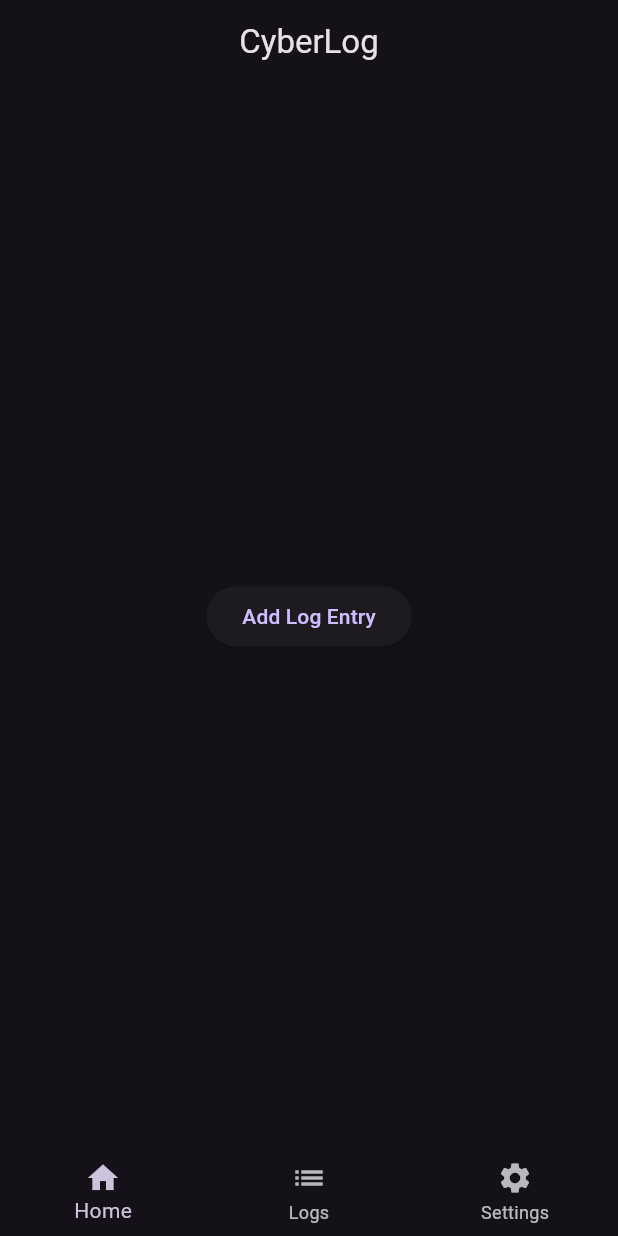
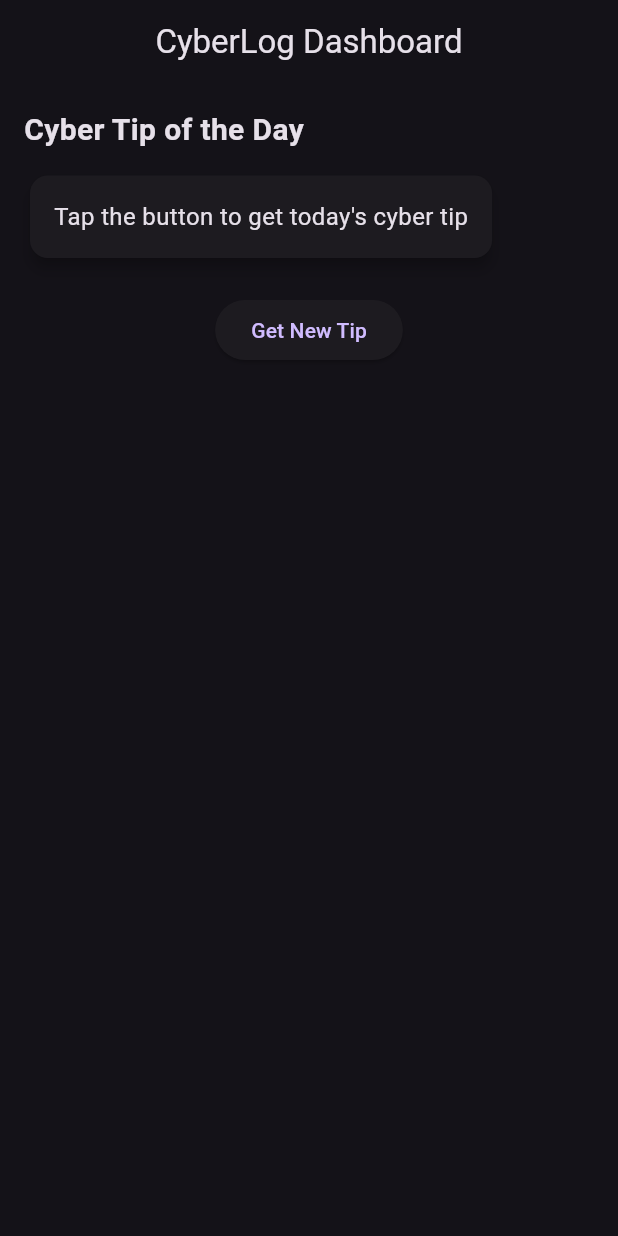
Before and after one commit to tejas1376/cyberlog, a Flutter app: the screen it shows after launch, on a phone screen of 412 x 824 dp. Run offline on Flutter 3.47's test engine with Material 3 defaults, Android fonts, the phone set to English and light mode, and no system bars.

Commit message:
Added CyberTip of the Day

```diff
--- a/lib/main.dart
+++ b/lib/main.dart
@@ -1,159 +1,87 @@
+import 'dart:convert';
 import 'package:flutter/material.dart';
-import 'package:provider/provider.dart';
+import 'package:http/http.dart' as http;
 
 void main() {
-  runApp(
-    MultiProvider(
-      providers: [
-        ChangeNotifierProvider(create: (_) => LogProvider()),
-        ChangeNotifierProvider(create: (_) => SettingsProvider()),
-      ],
-      child: const MyApp(),
-    ),
-  );
+  runApp(const CyberLogApp());
 }
 
-class LogProvider extends ChangeNotifier {
-  final List<String> logs = [
-    "App started",
-    "Initial security check done",
-  ];
-
-  void addLog(String log) {
-    logs.add(log);
-    notifyListeners();
-  }
-}
-
-class SettingsProvider extends ChangeNotifier {
-  bool notificationsEnabled = true;
-
-  void toggleNotifications() {
-    notificationsEnabled = !notificationsEnabled;
-    notifyListeners();
-  }
-}
-
-class MyApp extends StatelessWidget {
-  const MyApp({super.key});
+class CyberLogApp extends StatelessWidget {
+  const CyberLogApp({super.key});
 
   @override
   Widget build(BuildContext context) {
     return MaterialApp(
       debugShowCheckedModeBanner: false,
       theme: ThemeData.dark(),
-      home: const CyberLogApp(),
+      home: const HomeScreen(),
     );
   }
 }
 
-class CyberLogApp extends StatefulWidget {
-  const CyberLogApp({super.key});
+class HomeScreen extends StatefulWidget {
+  const HomeScreen({super.key});
 
   @override
-  State<CyberLogApp> createState() => _CyberLogAppState();
+  State<HomeScreen> createState() => _HomeScreenState();
 }
 
-class _CyberLogAppState extends State<CyberLogApp> {
-  int currentIndex = 0;
+class _HomeScreenState extends State<HomeScreen> {
+  String cyberTip = "Tap the button to get today's cyber tip";
 
-  final List<Widget> pages = const [
-    HomePage(),
-    LogsPage(),
-    SettingsPage(),
-  ];
+  Future<void> fetchCyberTip() async {
+    final response = await http.get(
+      Uri.parse("https://api.adviceslip.com/advice"),
+    );
+
+    if (response.statusCode == 200) {
+      final data = jsonDecode(response.body);
+      setState(() {
+        cyberTip = data['slip']['advice'];
+      });
+    }
+  }
 
   @override
   Widget build(BuildContext context) {
     return Scaffold(
       appBar: AppBar(
-        title: const Text("CyberLog"),
+        title: const Text("CyberLog Dashboard"),
         centerTitle: true,
       ),
-      body: pages[currentIndex],
-      bottomNavigationBar: BottomNavigationBar(
-        currentIndex: currentIndex,
-        onTap: (index) {
-          setState(() {
-            currentIndex = index;
-          });
-        },
-        items: const [
-          BottomNavigationBarItem(
-            icon: Icon(Icons.home),
-            label: "Home",
-          ),
-          BottomNavigationBarItem(
-            icon: Icon(Icons.list),
-            label: "Logs",
-          ),
-          BottomNavigationBarItem(
-            icon: Icon(Icons.settings),
-            label: "Settings",
-          ),
-        ],
+      body: Padding(
+        padding: const EdgeInsets.all(16),
+        child: Column(
+          crossAxisAlignment: CrossAxisAlignment.start,
+          children: [
+            const Text(
+              "Cyber Tip of the Day",
+              style: TextStyle(fontSize: 20, fontWeight: FontWeight.bold),
+            ),
+            const SizedBox(height: 12),
+            Card(
+              shape: RoundedRectangleBorder(
+                borderRadius: BorderRadius.circular(12),
+              ),
+              elevation: 4,
+              child: Padding(
+                padding: const EdgeInsets.all(16),
+                child: Text(
+                  cyberTip,
+                  style: const TextStyle(fontSize: 16),
+                ),
+              ),
+            ),
+            const SizedBox(height: 20),
+            Center(
+              child: ElevatedButton(
+                onPressed: fetchCyberTip,
+                child: const Text("Get New Tip"),
+              ),
+            ),
+          ],
+        ),
       ),
     );
   }
 }
-
-class HomePage extends StatelessWidget {
-  const HomePage({super.key});
-
-  @override
-  Widget build(BuildContext context) {
-    return Center(
-      child: ElevatedButton(
-        onPressed: () {
-          Provider.of<LogProvider>(context, listen: false)
-              .addLog("Manual scan triggered by user");
-        },
-        child: const Text("Add Log Entry"),
-      ),
-    );
-  }
-}
-
-class LogsPage extends StatelessWidget {
-  const LogsPage({super.key});
-
-  @override
-  Widget build(BuildContext context) {
-    final logs = Provider.of<LogProvider>(context).logs;
-
-    return ListView.builder(
-      padding: const EdgeInsets.all(16),
-      itemCount: logs.length,
-      itemBuilder: (context, index) {
-        return Card(
-          child: ListTile(
-            leading: const Icon(Icons.security),
-            title: Text(logs[index]),
-          ),
-        );
-      },
-    );
-  }
-}
-
-class SettingsPage extends StatelessWidget {
-  const SettingsPage({super.key});
-
-  @override
-  Widget build(BuildContext context) {
-    final settings = Provider.of<SettingsProvider>(context);
-
-    return ListView(
-      padding: const EdgeInsets.all(16),
-      children: [
-        SwitchListTile(
-          title: const Text("Enable Notifications"),
-          value: settings.notificationsEnabled,
-          onChanged: (value) {
-            settings.toggleNotifications();
-          },
-        ),
-      ],
-    );
-  }
-}
```
